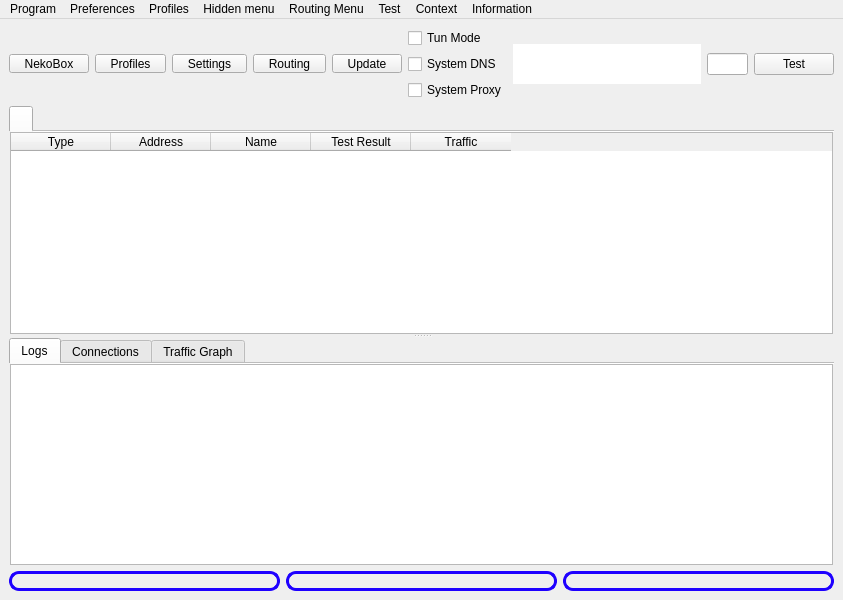
Above: src/nekobox/ui/mainwindow.ui from qr243vbi/nekobox before the change. Below: the same form after it.
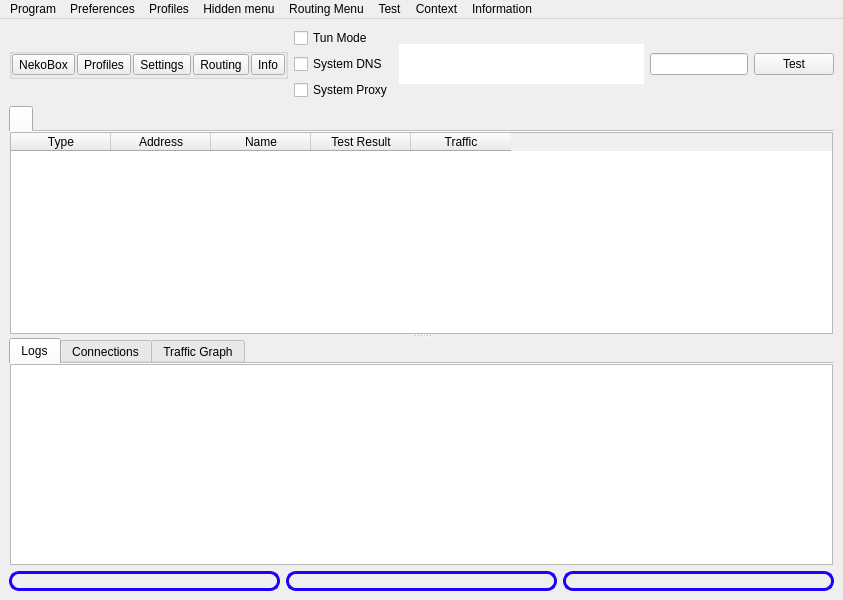
That is the form after the change. Icons and pictures are not drawn. Custom widgets are drawn as their Qt base class.

The edit to the form file:
```diff
--- a/src/nekobox/ui/mainwindow.ui
+++ b/src/nekobox/ui/mainwindow.ui
@@ -27,22 +27,42 @@
     <item>
      <layout class="QHBoxLayout" name="horizontalLayout_2">
       <item>
+       <widget class="QGroupBox" name="toolbox_group">
+        <property name="sizePolicy">
+         <sizepolicy hsizetype="Preferred" vsizetype="Maximum">
+          <horstretch>0</horstretch>
+          <verstretch>0</verstretch>
+         </sizepolicy>
+        </property>
+        <property name="title">
+         <string/>
+        </property>
+        <property name="flat">
+         <bool>true</bool>
+        </property>
+        <layout class="QHBoxLayout" name="horizontalLayout_5">
+         <property name="spacing">
+          <number>2</number>
+         </property>
+         <property name="leftMargin">
+          <number>0</number>
+         </property>
+         <property name="topMargin">
+          <number>0</number>
+         </property>
+         <property name="rightMargin">
+          <number>0</number>
+         </property>
+         <property name="bottomMargin">
+          <number>0</number>
+         </property>
+         <item>
        <widget class="QToolButton" name="toolButton_program">
         <property name="toolTip">
          <string>NekoBox</string>
         </property>
         <property name="styleSheet">
-         <string notr="true">QToolButton {
-    padding-left: 10px;
-    padding-right: 10px;
-}
-
-QToolButton::menu-indicator {
-subcontrol-origin: border;
-subcontrol-position: bottom right;
-right: 2px;
-bottom: 3px;
-}</string>
+            <string notr="true"/>
         </property>
         <property name="text">
          <string>NekoBox</string>
@@ -67,17 +87,7 @@
          <string>Profiles</string>
         </property>
         <property name="styleSheet">
-         <string notr="true">QToolButton {
-    padding-left: 10px;
-    padding-right: 10px;
-}
-
-QToolButton::menu-indicator {
-subcontrol-origin: border;
-subcontrol-position: bottom right;
-right: 2px;
-bottom: 3px;
-}</string>
+            <string notr="true"/>
         </property>
         <property name="text">
          <string>Profiles</string>
@@ -102,16 +112,7 @@
          <string>Settings</string>
         </property>
         <property name="styleSheet">
-         <string notr="true">QToolButton {
-    padding-left: 10px;
-    padding-right: 10px;
-}
-QToolButton::menu-indicator {
-subcontrol-origin: border;
-subcontrol-position: bottom right;
-right: 2px;
-bottom: 3px;
-}</string>
+            <string notr="true"/>
         </property>
         <property name="text">
          <string>Settings</string>
@@ -136,16 +137,7 @@
          <string>Routing</string>
         </property>
         <property name="styleSheet">
-         <string notr="true">QToolButton {
-    padding-left: 10px;
-    padding-right: 10px;
-}
-QToolButton::menu-indicator {
-subcontrol-origin: border;
-subcontrol-position: bottom right;
-right: 2px;
-bottom: 3px;
-}</string>
+            <string notr="true"/>
         </property>
         <property name="text">
          <string>Routing</string>
@@ -170,19 +162,10 @@
          <string>Update</string>
         </property>
         <property name="styleSheet">
-         <string notr="true">QToolButton {
-    padding-left: 10px;
-    padding-right: 10px;
-}
-QToolButton::menu-indicator {
-subcontrol-origin: border;
-subcontrol-position: bottom right;
-right: 2px;
-bottom: 3px;
-}</string>
+            <string notr="true"/>
         </property>
         <property name="text">
-         <string>Update</string>
+            <string>Info</string>
         </property>
         <property name="icon">
          <iconset theme="b-system-software-update"/>
@@ -198,6 +181,9 @@
         </property>
        </widget>
       </item>
+        </layout>
+       </widget>
+      </item>
       <item>
        <layout class="QVBoxLayout" name="verticalLayout_4">
         <item>
```
Left out of the diff: 23 changed lines with no effect on the pictures. Lines whose indentation alone changed are shown as unchanged.
